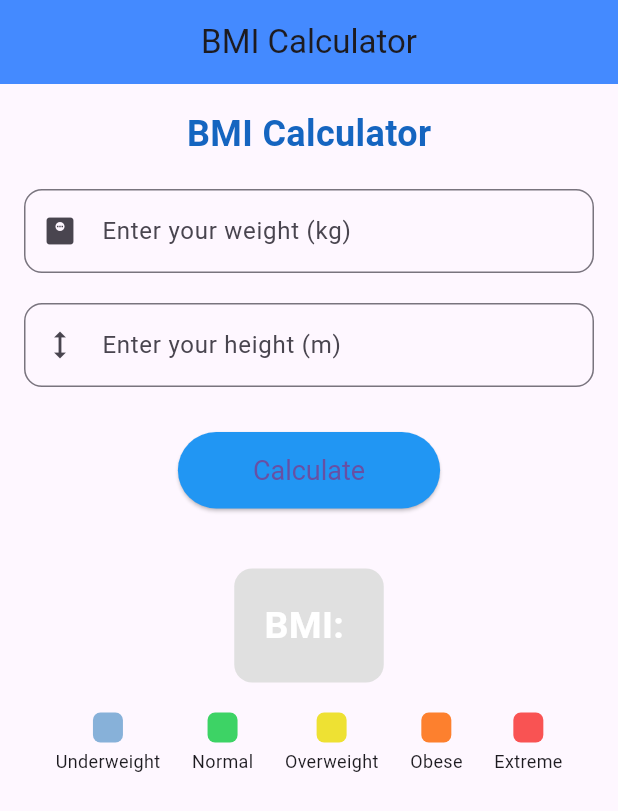
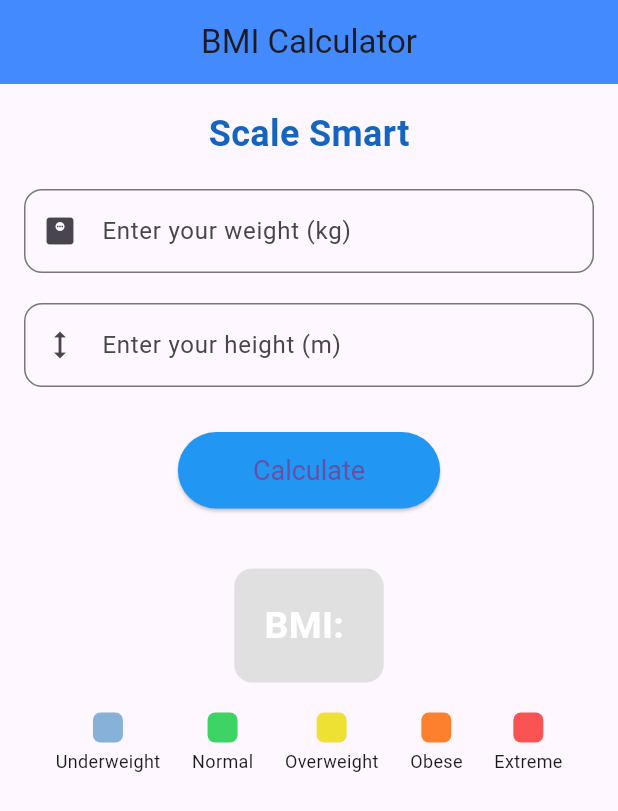
Before and after one commit to NimniSenarathna/code-crunch-ep02-BMI-calc, a Flutter app: the screen it shows after launch, on a phone screen of 412 x 824 dp. Shown: the top 811 px of the screen. Run offline on Flutter 3.47's test engine with Material 3 defaults, Android fonts, the phone set to English and light mode, and no system bars.

Commit message:
Changed Title

```diff
--- a/bmi_calculator/lib/calculator.dart
+++ b/bmi_calculator/lib/calculator.dart
@@ -49,7 +49,7 @@ class _BMICalculatorState extends State<BMICalculator> {
             crossAxisAlignment: CrossAxisAlignment.center,
             children: [
               Text(
-                "BMI Calculator",
+                "Scale Smart",
                 style: TextStyle(
                   fontWeight: FontWeight.bold,
                   color: Colors.blue.shade800,
@@ -91,7 +91,10 @@ class _BMICalculatorState extends State<BMICalculator> {
     );
   }
 
-  Widget buildInputField({required TextEditingController controller, required String hint, required IconData icon}) {
+  Widget buildInputField(
+      {required TextEditingController controller,
+      required String hint,
+      required IconData icon}) {
     return TextField(
       controller: controller,
       keyboardType: TextInputType.numberWithOptions(decimal: true),
@@ -123,7 +126,8 @@ class BMIResultBox extends StatelessWidget {
       ),
       child: Text(
         "BMI: $result",
-        style: TextStyle(fontSize: 25, fontWeight: FontWeight.bold, color: Colors.white),
+        style: TextStyle(
+            fontSize: 25, fontWeight: FontWeight.bold, color: Colors.white),
       ),
     );
   }
```
